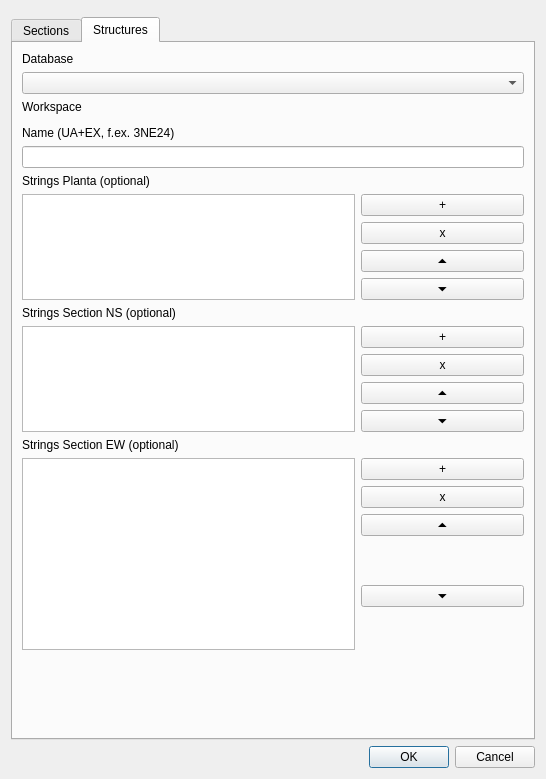
This is sugar_tools_dialog_simple.ui in psigcat/sugartools as Qt 5 draws it before an edit. The edited form follows.
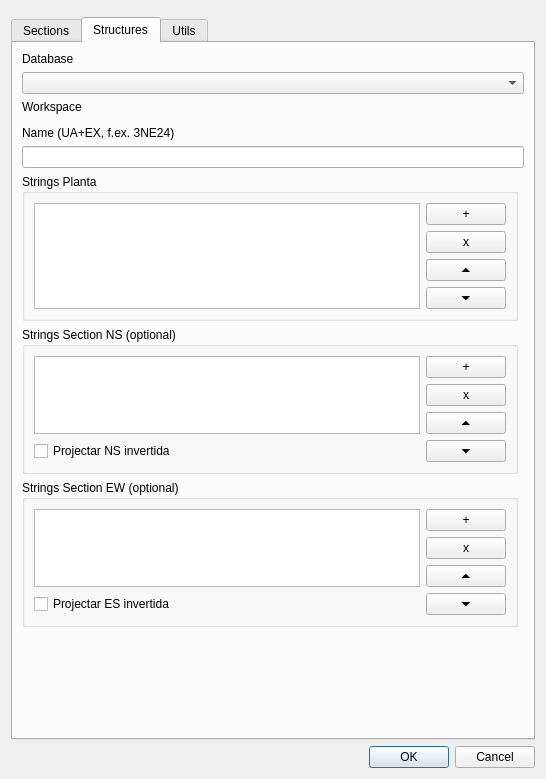
This is the edited form. The open tabs and pages were chosen to show the change. Custom widgets are drawn as their Qt base class.

Commit message: apply bookmark when opening layout, move structures layer into group, add inverted checkbox

Diff of the .ui file:
```diff
--- a/sugar_tools_dialog_simple.ui
+++ b/sugar_tools_dialog_simple.ui
@@ -478,106 +478,59 @@
        <string>Structures</string>
       </attribute>
       <layout class="QGridLayout" name="gridLayout_8">
-       <item row="10" column="2">
-        <widget class="QPushButton" name="pushButton_4">
-         <property name="text">
-          <string>⏷</string>
+       <item row="13" column="0">
+        <spacer name="verticalSpacer_6">
+         <property name="orientation">
+          <enum>Qt::Vertical</enum>
          </property>
-        </widget>
-       </item>
-       <item row="15" column="2">
-        <widget class="QPushButton" name="pushButton_8">
-         <property name="text">
-          <string>⏷</string>
+         <property name="sizeHint" stdset="0">
+          <size>
+           <width>20</width>
+           <height>27</height>
+          </size>
          </property>
-        </widget>
+        </spacer>
        </item>
-       <item row="9" column="2">
-        <widget class="QPushButton" name="pushButton_3">
-         <property name="text">
-          <string>⏶</string>
+       <item row="6" column="0">
+        <widget class="QGroupBox" name="groupBox_5">
+         <property name="title">
+          <string>Strings Planta</string>
          </property>
+         <layout class="QGridLayout" name="gridLayout_11">
+          <item row="0" column="0" rowspan="4">
+           <widget class="QListView" name="structures_list_planta"/>
+          </item>
+          <item row="0" column="1">
+           <widget class="QPushButton" name="pushButton">
+            <property name="text">
+             <string>+</string>
+            </property>
+           </widget>
+          </item>
+          <item row="1" column="1">
+           <widget class="QPushButton" name="pushButton_2">
+            <property name="text">
+             <string>x</string>
+            </property>
+           </widget>
+          </item>
+          <item row="2" column="1">
+           <widget class="QPushButton" name="pushButton_3">
+            <property name="text">
+             <string>⏶</string>
+            </property>
+           </widget>
+          </item>
+          <item row="3" column="1">
+           <widget class="QPushButton" name="pushButton_4">
+            <property name="text">
+             <string>⏷</string>
+            </property>
+           </widget>
+          </item>
+         </layout>
         </widget>
        </item>
-       <item row="0" column="0">
-        <widget class="QLabel" name="label_11">
-         <property name="text">
-          <string>Database</string>
-         </property>
-        </widget>
-       </item>
-       <item row="20" column="2" rowspan="2">
-        <widget class="QPushButton" name="pushButton_12">
-         <property name="text">
-          <string>⏷</string>
-         </property>
-        </widget>
-       </item>
-       <item row="13" column="2">
-        <widget class="QPushButton" name="pushButton_7">
-         <property name="text">
-          <string>x</string>
-         </property>
-        </widget>
-       </item>
-       <item row="12" column="2">
-        <widget class="QPushButton" name="pushButton_5">
-         <property name="text">
-          <string>+</string>
-         </property>
-        </widget>
-       </item>
-       <item row="17" column="0" rowspan="5" colspan="2">
-        <widget class="QListView" name="structures_list_ew"/>
-       </item>
-       <item row="17" column="2">
-        <widget class="QPushButton" name="pushButton_9">
-         <property name="text">
-          <string>+</string>
-         </property>
-        </widget>
-       </item>
-       <item row="12" column="0" rowspan="4" colspan="2">
-        <widget class="QListView" name="structures_list_ns"/>
-       </item>
-       <item row="14" column="2">
-        <widget class="QPushButton" name="pushButton_6">
-         <property name="text">
-          <string>⏶</string>
-         </property>
-        </widget>
-       </item>
-       <item row="11" column="0" colspan="3">
-        <widget class="QLabel" name="label_14">
-         <property name="text">
-          <string>Strings Section NS (optional)</string>
-         </property>
-        </widget>
-       </item>
-       <item row="8" column="2">
-        <widget class="QPushButton" name="pushButton_2">
-         <property name="text">
-          <string>x</string>
-         </property>
-        </widget>
-       </item>
-       <item row="6" column="0" colspan="3">
-        <widget class="QLabel" name="label_13">
-         <property name="text">
-          <string>Strings Planta (optional)</string>
-         </property>
-        </widget>
-       </item>
-       <item row="7" column="2">
-        <widget class="QPushButton" name="pushButton">
-         <property name="text">
-          <string>+</string>
-         </property>
-        </widget>
-       </item>
-       <item row="7" column="0" rowspan="4" colspan="2">
-        <widget class="QListView" name="structures_list_planta"/>
-       </item>
        <item row="4" column="0">
         <widget class="QLabel" name="label_12">
          <property name="text">
@@ -585,6 +538,60 @@
          </property>
         </widget>
        </item>
+       <item row="3" column="0" colspan="2">
+        <widget class="QgsFileWidget" name="structures_workspace">
+         <property name="storageMode">
+          <enum>QgsFileWidget::GetDirectory</enum>
+         </property>
+        </widget>
+       </item>
+       <item row="7" column="0">
+        <widget class="QGroupBox" name="groupBox_6">
+         <property name="title">
+          <string>Strings Section NS (optional)</string>
+         </property>
+         <layout class="QGridLayout" name="gridLayout_12">
+          <item row="0" column="0" rowspan="3">
+           <widget class="QListView" name="structures_list_ns"/>
+          </item>
+          <item row="0" column="1">
+           <widget class="QPushButton" name="pushButton_5">
+            <property name="text">
+             <string>+</string>
+            </property>
+           </widget>
+          </item>
+          <item row="1" column="1">
+           <widget class="QPushButton" name="pushButton_7">
+            <property name="text">
+             <string>x</string>
+            </property>
+           </widget>
+          </item>
+          <item row="2" column="1">
+           <widget class="QPushButton" name="pushButton_6">
+            <property name="text">
+             <string>⏶</string>
+            </property>
+           </widget>
+          </item>
+          <item row="3" column="0">
+           <widget class="QCheckBox" name="structures_ns_invert">
+            <property name="text">
+             <string>Projectar NS invertida</string>
+            </property>
+           </widget>
+          </item>
+          <item row="3" column="1">
+           <widget class="QPushButton" name="pushButton_8">
+            <property name="text">
+             <string>⏷</string>
+            </property>
+           </widget>
+          </item>
+         </layout>
+        </widget>
+       </item>
        <item row="2" column="0">
         <widget class="QLabel" name="label_10">
          <property name="text">
@@ -592,47 +599,77 @@
          </property>
         </widget>
        </item>
-       <item row="19" column="2">
-        <widget class="QPushButton" name="pushButton_10">
-         <property name="text">
-          <string>⏶</string>
-         </property>
-        </widget>
+       <item row="1" column="0" colspan="2">
+        <widget class="QComboBox" name="structures_db"/>
        </item>
-       <item row="18" column="2">
-        <widget class="QPushButton" name="pushButton_11">
+       <item row="0" column="0">
+        <widget class="QLabel" name="label_11">
          <property name="text">
-          <string>x</string>
+          <string>Database</string>
          </property>
         </widget>
        </item>
-       <item row="16" column="0" colspan="3">
-        <widget class="QLabel" name="label_15">
-         <property name="text">
+       <item row="8" column="0">
+        <widget class="QGroupBox" name="groupBox_7">
+         <property name="title">
           <string>Strings Section EW (optional)</string>
          </property>
+         <layout class="QGridLayout" name="gridLayout_13">
+          <item row="0" column="0" rowspan="3">
+           <widget class="QListView" name="structures_list_ew"/>
+          </item>
+          <item row="0" column="1">
+           <widget class="QPushButton" name="pushButton_9">
+            <property name="text">
+             <string>+</string>
+            </property>
+           </widget>
+          </item>
+          <item row="1" column="1">
+           <widget class="QPushButton" name="pushButton_11">
+            <property name="text">
+             <string>x</string>
+            </property>
+           </widget>
+          </item>
+          <item row="2" column="1">
+           <widget class="QPushButton" name="pushButton_10">
+            <property name="text">
+             <string>⏶</string>
+            </property>
+           </widget>
+          </item>
+          <item row="3" column="0">
+           <widget class="QCheckBox" name="structures_ew_invert">
+            <property name="text">
+             <string>Projectar ES invertida</string>
+            </property>
+           </widget>
+          </item>
+          <item row="3" column="1">
+           <widget class="QPushButton" name="pushButton_12">
+            <property name="text">
+             <string>⏷</string>
+            </property>
+           </widget>
+          </item>
+         </layout>
         </widget>
        </item>
-       <item row="22" column="0">
-        <spacer name="verticalSpacer_6">
-         <property name="orientation">
-          <enum>Qt::Vertical</enum>
-         </property>
-         <property name="sizeHint" stdset="0">
-          <size>
-           <width>20</width>
-           <height>27</height>
-          </size>
-         </property>
-        </spacer>
-       </item>
-       <item row="5" column="0" colspan="3">
+       <item row="5" column="0" colspan="2">
         <widget class="QLineEdit" name="structures_name"/>
        </item>
-       <item row="3" column="0" colspan="3">
-        <widget class="QgsFileWidget" name="structures_workspace">
-         <property name="storageMode">
-          <enum>QgsFileWidget::GetDirectory</enum>
+      </layout>
+     </widget>
+     <widget class="QWidget" name="tab">
+      <attribute name="title">
+       <string>Utils</string>
+      </attribute>
+      <layout class="QGridLayout" name="gridLayout_9">
+       <item row="0" column="0">
+        <widget class="QGroupBox" name="groupBox_4">
+         <property name="title">
+          <string>Import Layouts</string>
          </property>
         </widget>
        </item>
```
Left out of the diff: 149 changed lines with no effect on the pictures. The commit also changes 1 other file.
